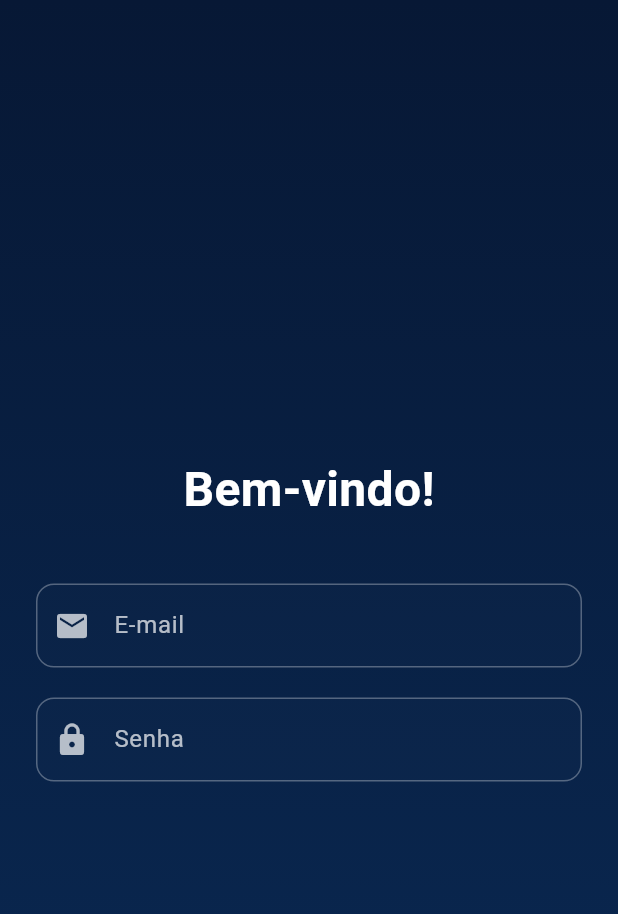
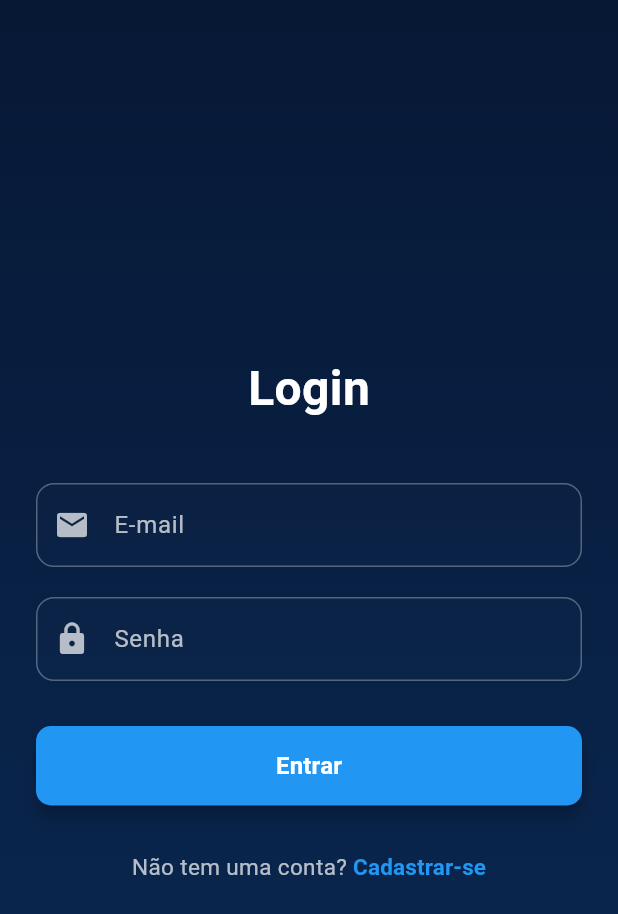
Before and after one commit to WeslleyMartinsBatista/flutter_rede_social, a Flutter app: the screen it shows after launch, on a phone screen of 412 x 824 dp. Shown: the top 914 px of the screen. Run offline on Flutter 3.47's test engine with Material 3 defaults, Android fonts, the phone set to English and light mode, and no system bars.

Commit message:
fix: estilização na tela de login, constante loginView na main

```diff
--- a/lib/main.dart
+++ b/lib/main.dart
@@ -12,7 +12,7 @@
   Widget build(BuildContext context) {
     return MaterialApp(
       debugShowCheckedModeBanner: false,
-      home: loginView(),
+      home: const LoginView(),
     );
   }
 }
--- a/lib/view/LoginView.dart
+++ b/lib/view/LoginView.dart
@@ -1,7 +1,8 @@
 import 'package:flutter/material.dart';
 
-class loginView extends StatelessWidget {
-  const loginView({super.key});
+// Dica: Por convenção no Flutter, usamos CamelCase para nomes de classes (LoginView)
+class LoginView extends StatelessWidget {
+  const LoginView({super.key});
 
   @override
   Widget build(BuildContext context) {
@@ -19,49 +20,27 @@ class loginView extends StatelessWidget {
             ],
           ),
         ),
-
         child: Padding(
           padding: const EdgeInsets.all(24.0),
           child: Column(
             mainAxisAlignment: MainAxisAlignment.center,
             children: [
+
+              // --- Titulo Login ---
               const Text(
-                'Bem-vindo!',
+                'Login',
                 style: TextStyle(color: Colors.white, fontSize: 32, fontWeight: FontWeight.bold),
               ),
               const SizedBox(height: 40),
 
               // --- Email ---
               TextField(
-                keyboardType: TextInputType.emailAddress, // permite '@'
-                style: const TextStyle(color: Colors.white), // cor do texto
+                keyboardType: TextInputType.emailAddress,
+                style: const TextStyle(color: Colors.white),
                 decoration: InputDecoration(
                   labelText: 'E-mail',
-                  labelStyle: const TextStyle(color: Colors.white70), // tamanho do texto
-                  prefixIcon: const Icon(Icons.email, color: Colors.white70), // ícone de carta no inicio
-                  enabledBorder: OutlineInputBorder(
-                    borderRadius: BorderRadius.circular(12), // borda arrendondada
-                    borderSide: const BorderSide(color: Colors.white30), // borda quando desativado
-                  ),
-                  focusedBorder: OutlineInputBorder(
-                    borderRadius: BorderRadius.circular(12), // borda arrendondada
-                    borderSide: const BorderSide(color: Colors.blue), // borda quando ativado
-                  ),
-                  filled: true,
-                  fillColor: Colors.white.withValues(alpha: 0.01), // fundo quase transparente
-                ),
-              ),
-
-              const SizedBox(height: 20), // gap vertical entre os textfield
-
-              // --- Senha ---
-              TextField(
-                obscureText: true, // Oculta o texto digitado (mostra bolinhas)
-                style: const TextStyle(color: Colors.white),
-                decoration: InputDecoration(
-                  labelText: 'Senha',
-                  labelStyle: const TextStyle(color: Colors.white70),// tamanho do texto
-                  prefixIcon: const Icon(Icons.lock, color: Colors.white70), // ícone de cadeado no inicio
+                  labelStyle: const TextStyle(color: Colors.white70),
+                  prefixIcon: const Icon(Icons.email, color: Colors.white70),
                   enabledBorder: OutlineInputBorder(
                     borderRadius: BorderRadius.circular(12),
                     borderSide: const BorderSide(color: Colors.white30),
@@ -74,6 +53,84 @@ class loginView extends StatelessWidget {
                   fillColor: Colors.white.withValues(alpha: 0.01),
                 ),
               ),
+
+              const SizedBox(height: 20),
+
+              // --- Senha ---
+              TextField(
+                obscureText: true,
+                style: const TextStyle(color: Colors.white),
+                decoration: InputDecoration(
+                  labelText: 'Senha',
+                  labelStyle: const TextStyle(color: Colors.white70),
+                  prefixIcon: const Icon(Icons.lock, color: Colors.white70),
+                  enabledBorder: OutlineInputBorder(
+                    borderRadius: BorderRadius.circular(12),
+                    borderSide: const BorderSide(color: Colors.white30),
+                  ),
+                  focusedBorder: OutlineInputBorder(
+                    borderRadius: BorderRadius.circular(12),
+                    borderSide: const BorderSide(color: Colors.blue),
+                  ),
+                  filled: true,
+                  fillColor: Colors.white.withValues(alpha: 0.01),
+                ),
+              ),
+
+              const SizedBox(height: 30),
+
+              // --- Botão Entrar ---
+              SizedBox(
+                width: double.infinity, //ocupar toda a largura disponível
+                child: ElevatedButton(
+                  style: ElevatedButton.styleFrom(
+                    backgroundColor: Colors.blue,
+                    foregroundColor: Colors.white,
+                    elevation: 5,
+                    padding: const EdgeInsets.symmetric(horizontal: 30, vertical: 15),
+                    shape: RoundedRectangleBorder(
+                      borderRadius: BorderRadius.circular(10),
+                    ),
+                  ),
+                  onPressed: () {
+                    // verificação de login
+                  },
+                  child: const Text('Entrar', style: TextStyle(fontSize: 16, fontWeight: FontWeight.bold)),
+                ),
+              ),
+
+              const SizedBox(height: 30), // Espaço antes da seção de cadastro
+
+              // --- Cadastro ---
+              Row(
+                mainAxisAlignment: MainAxisAlignment.center, // Centraliza os elementos na horizontal
+                children: [
+                  const Text(
+                    'Não tem uma conta? ',
+                    style: TextStyle(color: Colors.white70, fontSize: 15),
+                  ),
+                  TextButton(
+                    onPressed: () {
+                      // pagina de cadastro
+                    },
+                    style: TextButton.styleFrom(
+                      padding: EdgeInsets.zero,
+                      minimumSize: Size.zero,
+                      tapTargetSize: MaterialTapTargetSize.shrinkWrap,
+                    ),
+                    child: const Text(
+                      'Cadastrar-se',
+                      style: TextStyle(
+                        color: Colors.blue,
+                        fontSize: 15,
+                        fontWeight: FontWeight.bold,
+                      ),
+                    ),
+                  ),
+                ],
+              ),
+
+
             ],
           ),
         ),
```
